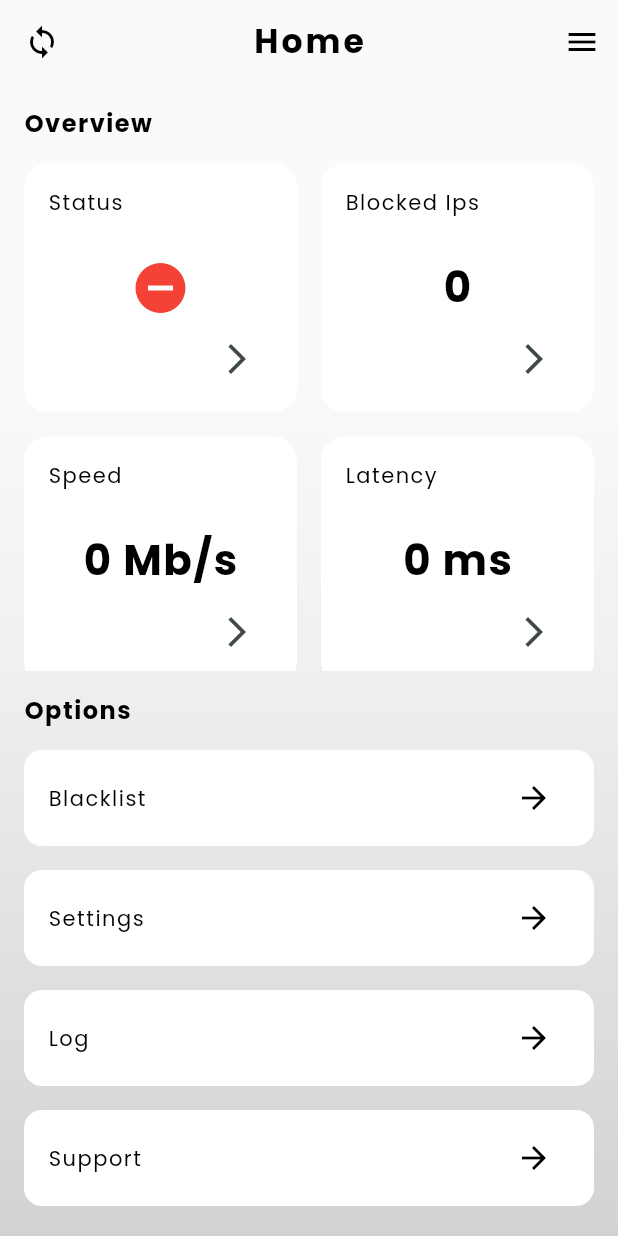
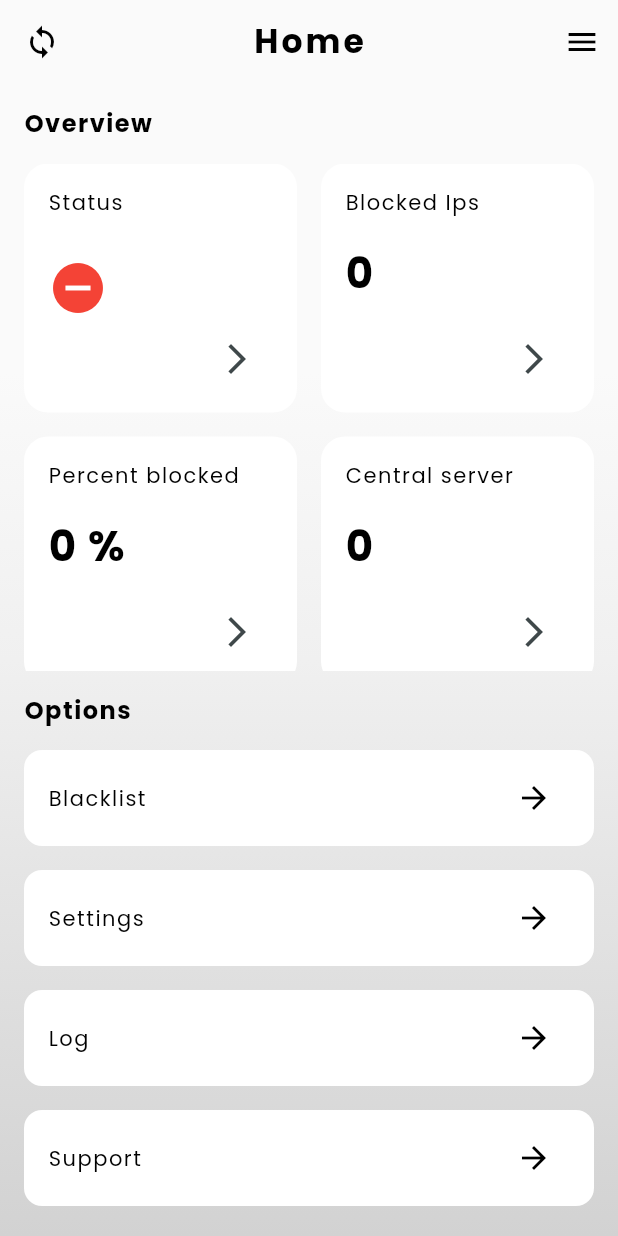
Before and after one commit to Gustav2/NetSparrow, a Flutter app: the screen it shows after launch, after a tap on the "sync" icon, on a phone screen of 412 x 824 dp. Run offline on Flutter 3.47's test engine with Material 3 defaults, Android fonts, the phone set to English and light mode, and no system bars; our stand-ins replace fl_chart; network calls fail.

Commit message:
changed homepage

```diff
--- a/mobile_UI/lib/main.dart
+++ b/mobile_UI/lib/main.dart
@@ -1,6 +1,7 @@
 import 'package:flutter/material.dart';
 import 'package:my_app/screens/home/home.dart';
 import 'package:my_app/theme.dart';
+import 'package:my_app/screens/login/login.dart';
 
 void main() {
   runApp(MaterialApp(
--- a/mobile_UI/lib/screens/home/home.dart
+++ b/mobile_UI/lib/screens/home/home.dart
@@ -14,38 +14,48 @@ class Home extends StatefulWidget {
 }
 
 class _HomeState extends State<Home> {
-  final ApiService apiService = ApiService();
-  String status = "Loading...";
-  int blockedIps = 0;
-  int speed = 0;
-  int latency = 0;
+  final ApiService _apiService = ApiService();
+  String _status = "Loading...";
+  int _blockedIps = 0;
+  int _percentageBlocked = 0;
+  int _centralServerIps = 0;
 
-  final List<String> secondSectionCards = [
+  static const List<String> _secondSectionCards = [
     'Option 1',
     'Option 2',
     'Option 3',
     'Option 4'
   ];
-  final List<String> firstSectionCards = ['Blacklist', 'Settings', 'Log', 'Support'];
+  static const List<String> _firstSectionCards = ['Blacklist', 'Settings', 'Log', 'Support'];
 
   @override
   void initState() {
     super.initState();
-    fetchFirewallData();
+    _fetchFirewallData();
   }
 
-  Future<void> fetchFirewallData() async {
+  Future<void> _fetchFirewallData() async {
+    setState(() {
+      _status = "Loading...";
+    });
+
     try {
-      final statusData = await apiService.getStatus();
-      final blockedData = await apiService.getMyBlacklist();
+      final statusData = await _apiService.getStatus();
+      final blockedData = await _apiService.getMyBlacklist();
+      final centralServerIpsData = await _apiService.getBlacklist();
+
+      if (!mounted) return;
 
       setState(() {
-        status = statusData ? 'running' : 'error';
-        blockedIps = blockedData.length;
+        _status = statusData ? 'running' : 'error';
+        _blockedIps = blockedData.length;
+        _centralServerIps = centralServerIpsData.length;
+        _percentageBlocked = ((_blockedIps / _centralServerIps) * 100).toInt();
       });
     } catch (e) {
+      if (!mounted) return;
       setState(() {
-        status = "error";
+        _status = "error";
       });
     }
   }
@@ -56,7 +66,7 @@ class _HomeState extends State<Home> {
       appBar: AppBar(
         title: const StyledTitle('Home'),
         leading: IconButton(
-            onPressed: fetchFirewallData, icon: const Icon(Icons.sync)),
+            onPressed: _fetchFirewallData, icon: const Icon(Icons.sync)),
         actions: [
           IconButton(
             onPressed: () {},
@@ -82,12 +92,12 @@ class _HomeState extends State<Home> {
           child: Column(
             crossAxisAlignment: CrossAxisAlignment.start,
             children: [
-              sectionHeading('Overview'),
+              _sectionHeading('Overview'),
               InfoCardGrid(_buildInfoCards()),
-              sectionHeading('Options'),
-              buildCardList(firstSectionCards),
-              sectionHeading('Extras'),
-              buildCardList(secondSectionCards),
+              _sectionHeading('Options'),
+              _buildCardList(_firstSectionCards),
+              _sectionHeading('Extras'),
+              _buildCardList(_secondSectionCards),
             ],
           ),
         ),
@@ -97,14 +107,14 @@ class _HomeState extends State<Home> {
 
   List<Widget> _buildInfoCards() {
     return [
-      _gridCard('Status', _getStatus(status), status, _getStatusColor(status),
+      _gridCard('Status', _getStatus(_status), _status, _getStatusColor(_status),
           'status'),
-      _gridCard('Blocked Ips', Icons.error, '$blockedIps', Colors.red,
+      _gridCard('Blocked Ips', Icons.error, '$_blockedIps', Colors.red,
           'blocked'),
       _gridCard(
-          'Speed', Icons.error, '$speed Mb/s', _getSpeedColor(40), 'speed'),
+          'Percent blocked', Icons.error, '$_percentageBlocked %', _getSpeedColor(_percentageBlocked), 'speed'),
       _gridCard(
-          'Latency', Icons.error, '$latency ms', _getLatencyColor(25), 'speed'),
+          'Central server', Icons.error, '$_centralServerIps', _getLatencyColor(_centralServerIps), 'speed'),
     ];
   }
 
@@ -114,13 +124,13 @@ class _HomeState extends State<Home> {
       crossAxisAlignment: CrossAxisAlignment.start,
       mainAxisAlignment: MainAxisAlignment.spaceEvenly,
       children: [
-        Container(height: 40, child: StyledText(title)),
+        SizedBox(height: 40, child: StyledText(title)),
         Expanded(
           child: icon != Icons.error
-              ? Center(child: Icon(icon, size: 40, color: color))
-              : Center(child: StyledCardText(value)),
+              ? Icon(icon, size: 40, color: color)
+              : StyledCardText(value),
         ),
-        Container(
+        SizedBox(
           height: 40,
           child: Row(
             mainAxisAlignment: MainAxisAlignment.end,
@@ -141,9 +151,14 @@ class _HomeState extends State<Home> {
   }
 
   IconData _getStatus(String status) {
-    if (status == 'running') return Icons.task_alt;
-    if (status == 'error') return Icons.do_not_disturb_on;
-    return Icons.error;
+    switch (status) {
+      case 'running':
+        return Icons.task_alt;
+      case 'error':
+        return Icons.do_not_disturb_on;
+      default:
+        return Icons.error;
+    }
   }
 
   Color _getSpeedColor(int speed) {
@@ -159,26 +174,35 @@ class _HomeState extends State<Home> {
   }
 
   Color _getStatusColor(String status) {
-    if (status == 'running') return Colors.green;
-    if (status == 'error') return Colors.red;
-    return Colors.orange;
+    switch (status) {
+      case 'running':
+        return Colors.green;
+      case 'error':
+        return Colors.red;
+      default:
+        return Colors.orange;
+    }
   }
 
   Widget _getRoute(String route) {
-    if (route == 'speed') return const SpeedLog();
-    if (route == 'blocked') return const Log();
-    if (route == 'status') return const Log();
-    return const Log();
+    switch (route) {
+      case 'speed':
+        return const SpeedLog();
+      case 'blocked':
+      case 'status':
+      default:
+        return const Log();
+    }
   }
 
-  Widget sectionHeading(String title) {
+  Widget _sectionHeading(String title) {
     return Padding(
       padding: const EdgeInsets.all(16.0),
       child: StyledHeading(title),
     );
   }
 
-  Widget buildCardList(List<String> cards) {
+  Widget _buildCardList(List<String> cards) {
     return Padding(
       padding: const EdgeInsets.symmetric(horizontal: 16),
       child: Column(
```
Also changed, not shown: mobile_UI/lib/screens/blacklist/edit_blacklist.dart (+41 -40 lines), mobile_UI/lib/screens/login/login.dart (added, +124 -0 lines).
